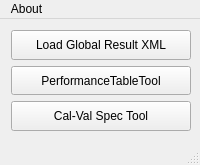
Qt form gui/toolsUI/main_entry.ui (luoyiliang/performancetabletool) before a commit.
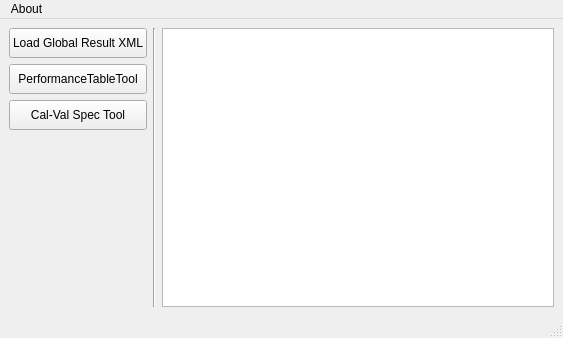
The same form after that commit.

```diff
--- a/gui/toolsUI/main_entry.ui
+++ b/gui/toolsUI/main_entry.ui
@@ -6,30 +6,42 @@
    <rect>
     <x>0</x>
     <y>0</y>
-    <width>200</width>
-    <height>165</height>
+    <width>563</width>
+    <height>338</height>
    </rect>
   </property>
-  <property name="maximumSize">
+  <property name="sizePolicy">
+   <sizepolicy hsizetype="Expanding" vsizetype="Expanding">
+    <horstretch>0</horstretch>
+    <verstretch>0</verstretch>
+   </sizepolicy>
+  </property>
+  <property name="minimumSize">
    <size>
-    <width>200</width>
+    <width>400</width>
     <height>165</height>
    </size>
   </property>
   <property name="windowTitle">
-   <string>MainWindow</string>
+   <string>Tool box</string>
+  </property>
+  <property name="animated">
+   <bool>true</bool>
+  </property>
+  <property name="documentMode">
+   <bool>false</bool>
   </property>
   <widget class="QWidget" name="centralwidget">
-   <property name="minimumSize">
-    <size>
-     <width>200</width>
-     <height>0</height>
-    </size>
+   <property name="sizePolicy">
+    <sizepolicy hsizetype="Expanding" vsizetype="Expanding">
+     <horstretch>0</horstretch>
+     <verstretch>0</verstretch>
+    </sizepolicy>
    </property>
-   <property name="maximumSize">
+   <property name="minimumSize">
     <size>
-     <width>200</width>
-     <height>16777215</height>
+     <width>400</width>
+     <height>165</height>
     </size>
    </property>
    <property name="font">
@@ -37,17 +49,8 @@
      <family>Segoe UI</family>
     </font>
    </property>
-   <widget class="QWidget" name="">
-    <property name="geometry">
-     <rect>
-      <x>11</x>
-      <y>11</y>
-      <width>181</width>
-      <height>101</height>
-     </rect>
-    </property>
-    <layout class="QVBoxLayout" name="verticalLayout">
-     <item>
+   <layout class="QGridLayout" name="gridLayout">
+    <item row="0" column="0">
       <widget class="QPushButton" name="pushButton_LdXML">
        <property name="maximumSize">
         <size>
@@ -66,7 +69,7 @@
        </property>
       </widget>
      </item>
-     <item>
+    <item row="1" column="0">
       <widget class="QPushButton" name="pushButton_pt">
        <property name="maximumSize">
         <size>
@@ -85,7 +88,7 @@
        </property>
       </widget>
      </item>
-     <item>
+    <item row="2" column="0">
       <widget class="QPushButton" name="pushButton_CaVl">
        <property name="maximumSize">
         <size>
@@ -104,15 +107,24 @@
        </property>
       </widget>
      </item>
-    </layout>
-   </widget>
-  </widget>
+    <item row="0" column="2" rowspan="4">
+     <widget class="QTextBrowser" name="textBrowser_log"/>
+    </item>
+    <item row="0" column="1" rowspan="4">
+     <widget class="Line" name="line">
+      <property name="orientation">
+       <enum>Qt::Vertical</enum>
+      </property>
+     </widget>
+    </item>
+   </layout>
+  </widget>
   <widget class="QMenuBar" name="menubar">
    <property name="geometry">
     <rect>
      <x>0</x>
      <y>0</y>
-     <width>200</width>
+     <width>563</width>
      <height>23</height>
     </rect>
    </property>
```
Lines whose indentation alone changed are shown as unchanged.
